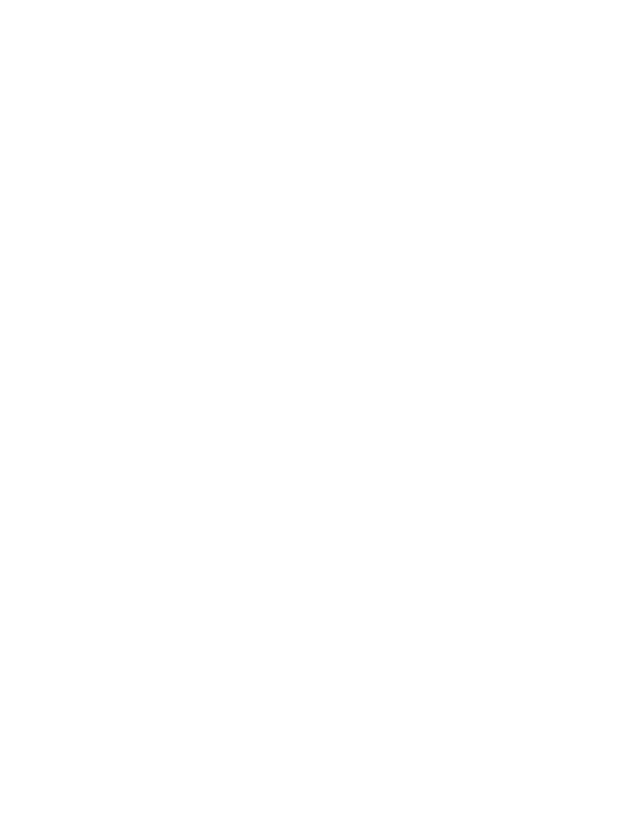
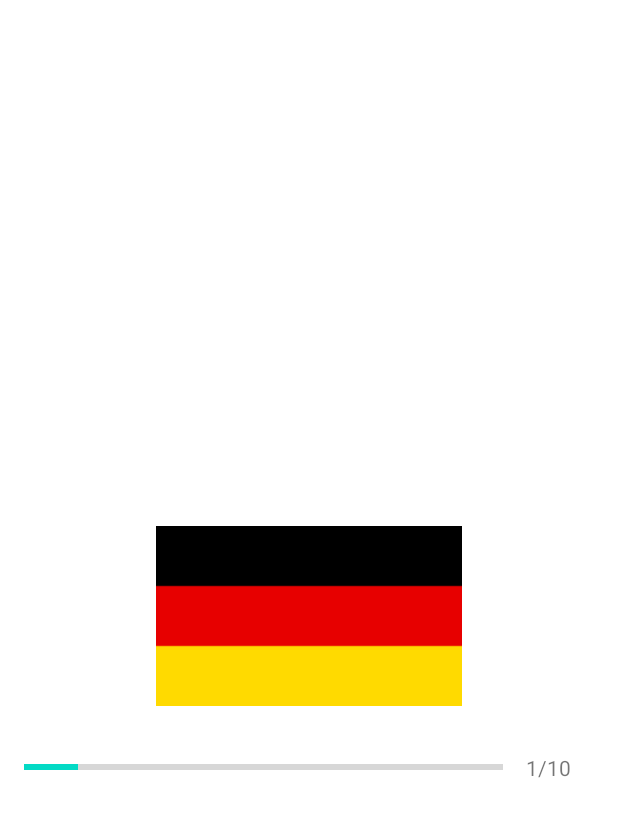
Before and after one commit to wanderson648/quiz-app, an Android app: the QuizQuestionActivity screen opened directly, with no data from a screen before it, on a phone screen of 412 x 824 dp. Before the commit the part shown is empty. Shown: the top 817 px of the screen. Run offline under Robolectric (Android 15) with nearby library versions, the phone set to English and light mode, and no system bars.

Commit message:
setting up the questions UI - 1

```diff
--- a/app/src/main/res/layout/activity_quiz_question.xml
+++ b/app/src/main/res/layout/activity_quiz_question.xml
@@ -1,9 +1,67 @@
 <?xml version="1.0" encoding="utf-8"?>
-<androidx.constraintlayout.widget.ConstraintLayout xmlns:android="http://schemas.android.com/apk/res/android"
+<ScrollView xmlns:android="http://schemas.android.com/apk/res/android"
     xmlns:app="http://schemas.android.com/apk/res-auto"
     xmlns:tools="http://schemas.android.com/tools"
     android:layout_width="match_parent"
     android:layout_height="match_parent"
+    android:fillViewport="true"
     tools:context=".QuizQuestionActivity">
 
-</androidx.constraintlayout.widget.ConstraintLayout>
+    <LinearLayout
+        android:layout_width="match_parent"
+        android:layout_height="wrap_content"
+        android:gravity="center"
+        android:orientation="vertical"
+        android:padding="16dp">
+
+        <TextView
+            android:id="@+id/tv_question"
+            android:layout_width="match_parent"
+            android:layout_height="wrap_content"
+            android:layout_margin="10dp"
+            android:gravity="center"
+            android:textColor="#363A43"
+            android:textSize="20sp"
+            tools:text="What country does this flag belong to?" />
+
+        <ImageView
+            android:id="@+id/iv_image"
+            android:layout_width="wrap_content"
+            android:layout_height="wrap_content"
+            android:layout_marginTop="16dp"
+            android:contentDescription="Quiz Image"
+            android:src="@drawable/ic_flag_of_germany" />
+
+        <LinearLayout
+            android:layout_width="match_parent"
+            android:layout_height="wrap_content"
+            android:layout_marginTop="16dp"
+            android:gravity="center_vertical"
+            android:orientation="horizontal">
+
+            <ProgressBar
+                android:id="@+id/progressBar"
+                style="?android:attr/progressBarStyleHorizontal"
+                android:layout_width="0dp"
+                android:layout_height="wrap_content"
+                android:layout_weight="1"
+                android:indeterminate="false"
+                android:max="9"
+                android:minHeight="50dp"
+                android:progress="1" />
+
+            <TextView
+                android:id="@+id/tv_progress"
+                android:layout_width="wrap_content"
+                android:layout_height="wrap_content"
+                android:padding="15dp"
+                android:text="1/10"
+                android:gravity="center"
+                android:textSize="14sp"
+                />
+
+        </LinearLayout>
+
+    </LinearLayout>
+
+</ScrollView>
```
